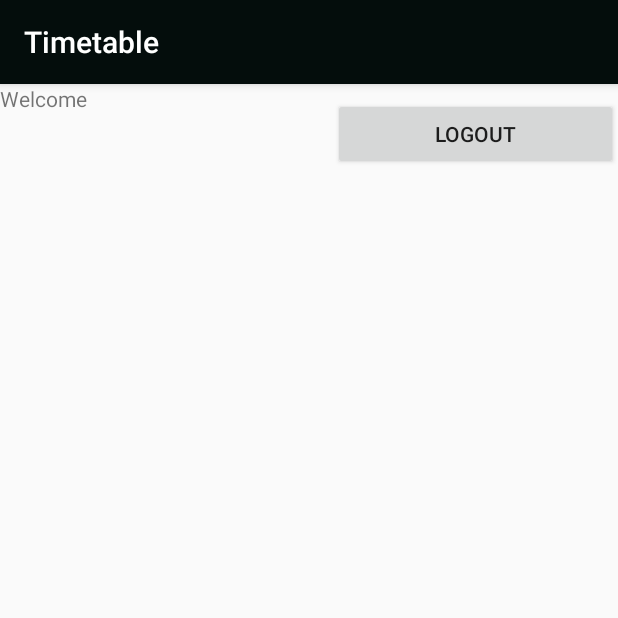
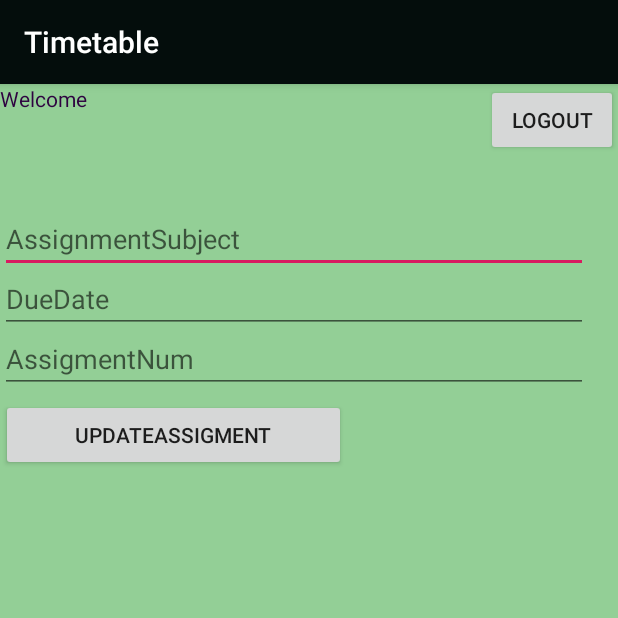
Before and after one commit to sanjay-del/Timetable, an Android app: the ProfileActivity screen opened directly, with no data from a screen before it, on a phone screen of 412 x 824 dp, the top half of it. Run offline under Robolectric (Android 15) with nearby library versions, the phone set to English and light mode, and no system bars; our stand-ins replace Firebase (no records; nobody signed in at launch, a user with empty details on screens opened directly).

```diff
--- a/app/src/main/java/com/jcorp/timetable/Assignment.java
+++ b/app/src/main/java/com/jcorp/timetable/Assignment.java
@@ -21,10 +21,10 @@ public class Assignment extends AppCompatActivity {
     private final static String TAG = "Assignment";
     private DatabaseReference assignmentRef;
     private FirebaseDatabase mdatabase;
-    //private ArrayList<String>  AssignmentList = new ArrayList<>();
+    private ArrayList<String>  list = new ArrayList<String>();
     private ListView listviewAssignment;
     //private ArrayAdapter<String> arrayAdapter;
-    ArrayList<String> list;
+   // ArrayList<String> list;
     ArrayAdapter<String> adapter;
     Assignmentview assdata;
     @Override
@@ -34,10 +34,11 @@ public class Assignment extends AppCompatActivity {
         listviewAssignment = (ListView) findViewById(R.id.listviewassin);
         assdata = new Assignmentview();
         mdatabase = FirebaseDatabase.getInstance();
-        assignmentRef = mdatabase.getReference("AssignmentData");
+        assignmentRef = mdatabase.getReference().child("AssignmentData");
         //assignmentRef = assignmentRef.child("Assignment");
-        list = new ArrayList<>();
-        adapter =new ArrayAdapter<String>(this,R.layout.assinfo ,R.id.assinfo, list);
+        list = new ArrayList<String>();
+        adapter =new ArrayAdapter<String>(this,R.layout.assinfo,R.id.assinfo, list);
+        listviewAssignment.setAdapter(adapter);
 
 
         assignmentRef.addValueEventListener(new ValueEventListener() {
@@ -45,7 +46,7 @@ public class Assignment extends AppCompatActivity {
             public void onDataChange(DataSnapshot dataSnapshot) {
                 for(DataSnapshot ds: dataSnapshot.getChildren()){
                     assdata = ds.getValue(Assignmentview.class);
-                    list.add("Subject " + assdata.getSubject().toString() );
+                    list.add("subject " + assdata.getSubject().toString() );
                     //list.add("DueDate" + assdata.getDuedate().toString());
                     //list.add("Assignment number" + assdata.getAssignmentnum());
 
--- a/app/src/main/res/layout/activity_main3.xml
+++ b/app/src/main/res/layout/activity_main3.xml
@@ -4,6 +4,7 @@
     xmlns:tools="http://schemas.android.com/tools"
     android:layout_width="match_parent"
     android:layout_height="match_parent"
+    android:background="@color/back"
     tools:context=".MainActivity3">
 
     <TextView
--- a/app/src/main/res/layout/activity_profile.xml
+++ b/app/src/main/res/layout/activity_profile.xml
@@ -4,13 +4,8 @@
     xmlns:tools="http://schemas.android.com/tools"
     android:layout_width="match_parent"
     android:layout_height="match_parent"
+    android:background="@color/back"
     tools:context=".ProfileActivity">
-
-        android:orientation="vertical"
-        android:layout_width="match_parent"
-        android:layout_height="match_parent"
-        android:layout_centerHorizontal="true"
-        android:layout_centerVertical="true">
 
 
     <TextView
@@ -18,16 +13,66 @@
         android:layout_width="match_parent"
         android:layout_height="57dp"
         android:layout_gravity="center_horizontal"
-        android:text="Something" />
+        android:text="Something"
+        android:textColor="@color/welcome" />
 
     <Button
         android:id="@+id/logout"
-            android:layout_width="190dp"
+        android:layout_width="wrap_content"
+        android:layout_height="wrap_content"
         android:layout_alignRight="@+id/something"
         android:layout_alignBottom="@+id/something"
+        android:layout_gravity="center_horizontal"
+        android:layout_marginRight="0dp"
+        android:layout_marginBottom="9dp"
+        android:text="logout" />
+
+    <Button
+        android:id="@+id/updateAssi"
+        android:layout_width="230dp"
         android:layout_height="wrap_content"
+        android:layout_alignRight="@+id/something"
+        android:layout_alignBottom="@+id/logout"
         android:layout_gravity="center_horizontal"
-            android:text="logout" />
+        android:layout_marginRight="181dp"
+        android:layout_marginBottom="-210dp"
+        android:text="UpdateAssigment" />
+
+    <ScrollView
+        android:layout_width="392dp"
+        android:layout_height="264dp"
+        android:layout_alignBottom="@+id/something"
+        android:layout_marginTop="3dp"
+        android:layout_marginBottom="-277dp">
+
+        <RelativeLayout
+            android:layout_width="wrap_content"
+            android:layout_height="wrap_content">
+
+            <EditText
+                android:id="@+id/asubject"
+                android:layout_width="match_parent"
+                android:layout_height="wrap_content"
+                android:layout_marginTop="10dp"
+                android:hint="AssignmentSubject" />
+
+            <EditText
+                android:id="@+id/adate"
+                android:layout_width="match_parent"
+                android:layout_height="wrap_content"
+                android:layout_marginTop="50dp"
+                android:hint="DueDate"
+                />
+
+            <EditText
+                android:id="@+id/anum"
+                android:layout_width="match_parent"
+                android:layout_height="wrap_content"
+                android:layout_marginTop="90dp"
+                android:hint="AssigmentNum" />
 
 
         </RelativeLayout>
+    </ScrollView>
+
+</RelativeLayout>
--- a/app/src/main/res/layout/assinfo.xml
+++ b/app/src/main/res/layout/assinfo.xml
@@ -4,6 +4,7 @@
     xmlns:app="http://schemas.android.com/apk/res-auto"
     xmlns:tools="http://schemas.android.com/tools"
     android:layout_width="match_parent"
+    android:background="@color/back"
     android:layout_height="match_parent">
 
     <TextView
--- a/app/src/main/res/values/colors.xml
+++ b/app/src/main/res/values/colors.xml
@@ -5,4 +5,5 @@
     <color name="colorAccent">#D81B60</color>
     <color name="button">#DF7919</color>
     <color name="back">#93CF96</color>
+    <color name="welcome">#2E0240</color>
 </resources>
```
Lines whose indentation alone changed are shown as unchanged.
